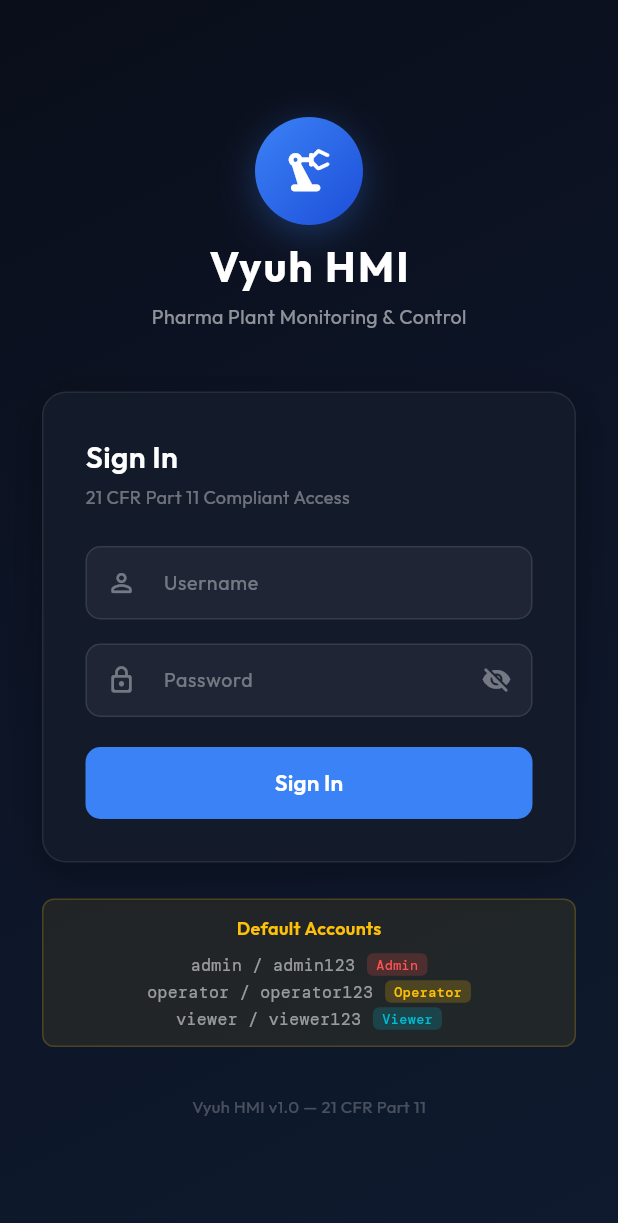
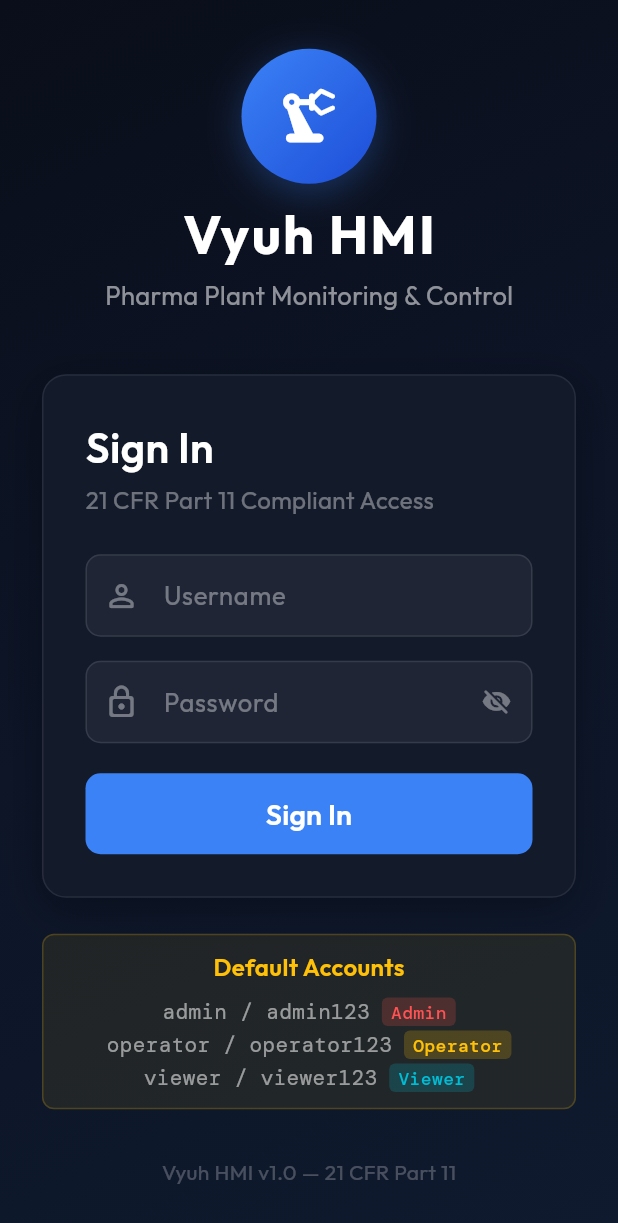
Before and after one commit to YEDASAVG/vyuh_hmi, a Flutter app: the screen it shows after launch, after a tap on "Skip", on a phone screen of 412 x 824 dp. Shown: the top 1223 px of the screen. Run offline on Flutter 3.47's test engine with Material 3 defaults, Android fonts, the phone set to English and light mode, and no system bars; our stand-ins replace fl_chart, flutter_mobx, google_fonts, mobx, shared_preferences; accounts and stored records are empty; generated files the repository leaves out were written again.

Commit message:
enhance font sizes and padding across multiple screens for improved UI readability

```diff
--- a/app/lib/screens/login_screen.dart
+++ b/app/lib/screens/login_screen.dart
@@ -163,7 +163,7 @@ class _LoginScreenState extends State<LoginScreen>
                 Text(
                   'Pharma Plant Monitoring & Control',
                   style: GoogleFonts.outfit(
-                    fontSize: 15,
+                    fontSize: 19,
                     fontWeight: FontWeight.w400,
                     color: Colors.white54,
                   ),
@@ -201,11 +201,11 @@ class _LoginScreenState extends State<LoginScreen>
   Widget _featureLine(IconData icon, String text) {
     return Row(
       children: [
-        Icon(icon, size: 18, color: const Color(0xFF3B82F6).withValues(alpha: 0.7)),
+        Icon(icon, size: 22, color: const Color(0xFF3B82F6).withValues(alpha: 0.7)),
         const SizedBox(width: 10),
         Text(
           text,
-          style: GoogleFonts.outfit(fontSize: 14, color: Colors.white60),
+          style: GoogleFonts.outfit(fontSize: 18, color: Colors.white60),
         ),
       ],
     );
@@ -217,7 +217,7 @@ class _LoginScreenState extends State<LoginScreen>
         Text(
           'Vyuh HMI',
           style: GoogleFonts.outfit(
-            fontSize: 28,
+            fontSize: 36,
             fontWeight: FontWeight.w700,
             color: Colors.white,
             letterSpacing: 1.5,
@@ -227,7 +227,7 @@ class _LoginScreenState extends State<LoginScreen>
         Text(
           'Pharma Plant Monitoring & Control',
           style: GoogleFonts.outfit(
-            fontSize: 13,
+            fontSize: 17,
             fontWeight: FontWeight.w400,
             color: Colors.white54,
           ),
@@ -262,7 +262,7 @@ class _LoginScreenState extends State<LoginScreen>
             Text(
               'Sign In',
               style: GoogleFonts.outfit(
-                fontSize: 20,
+                fontSize: 28,
                 fontWeight: FontWeight.w600,
                 color: Colors.white,
               ),
@@ -271,7 +271,7 @@ class _LoginScreenState extends State<LoginScreen>
             Text(
               '21 CFR Part 11 Compliant Access',
               style: GoogleFonts.outfit(
-                fontSize: 12,
+                fontSize: 16,
                 color: Colors.white38,
               ),
             ),
@@ -323,13 +323,13 @@ class _LoginScreenState extends State<LoginScreen>
                 child: Row(
                   children: [
                     const Icon(Icons.error_outline,
-                        color: Colors.redAccent, size: 18),
+                        color: Colors.redAccent, size: 22),
                     const SizedBox(width: 8),
                     Expanded(
                       child: Text(
                         _error!,
                         style: GoogleFonts.outfit(
-                          fontSize: 13,
+                          fontSize: 16,
                           color: Colors.redAccent,
                         ),
                       ),
@@ -338,7 +338,7 @@ class _LoginScreenState extends State<LoginScreen>
                 ),
               ),
             SizedBox(
-              height: 48,
+              height: 54,
               child: ElevatedButton(
                 onPressed: _isLoading ? null : _handleLogin,
                 style: ElevatedButton.styleFrom(
@@ -361,7 +361,7 @@ class _LoginScreenState extends State<LoginScreen>
                     : Text(
                         'Sign In',
                         style: GoogleFonts.outfit(
-                          fontSize: 15,
+                          fontSize: 19,
                           fontWeight: FontWeight.w600,
                         ),
                       ),
@@ -388,7 +388,7 @@ class _LoginScreenState extends State<LoginScreen>
           Text(
             'Default Accounts',
             style: GoogleFonts.outfit(
-              fontSize: 12,
+              fontSize: 16,
               fontWeight: FontWeight.w600,
               color: Colors.amber,
             ),
@@ -406,7 +406,7 @@ class _LoginScreenState extends State<LoginScreen>
     return Text(
       'Vyuh HMI v1.0 — 21 CFR Part 11',
       style: GoogleFonts.outfit(
-        fontSize: 11,
+        fontSize: 14,
         color: Colors.white24,
       ),
     );
@@ -414,8 +414,8 @@ class _LoginScreenState extends State<LoginScreen>
 
   Widget _buildLogo(ThemeData theme) {
     return Container(
-      width: 72,
-      height: 72,
+      width: 90,
+      height: 90,
       decoration: BoxDecoration(
         shape: BoxShape.circle,
         gradient: const LinearGradient(
@@ -434,7 +434,7 @@ class _LoginScreenState extends State<LoginScreen>
       child: const Icon(
         Icons.precision_manufacturing_rounded,
         color: Colors.white,
-        size: 36,
+        size: 46,
       ),
     );
   }
@@ -454,16 +454,16 @@ class _LoginScreenState extends State<LoginScreen>
       validator: validator,
       onFieldSubmitted: onFieldSubmitted,
       style: GoogleFonts.outfit(
-        fontSize: 14,
+        fontSize: 18,
         color: Colors.white,
       ),
       decoration: InputDecoration(
         labelText: label,
         labelStyle: GoogleFonts.outfit(
-          fontSize: 13,
+          fontSize: 17,
           color: Colors.white38,
         ),
-        prefixIcon: Icon(icon, color: Colors.white38, size: 20),
+        prefixIcon: Icon(icon, color: Colors.white38, size: 24),
         suffixIcon: suffix,
         filled: true,
         fillColor: Colors.white.withValues(alpha: 0.05),
@@ -507,7 +507,7 @@ class _LoginScreenState extends State<LoginScreen>
           Text(
             '$user / $pass',
             style: GoogleFonts.dmMono(
-              fontSize: 11,
+              fontSize: 14,
               color: Colors.white54,
             ),
           ),
@@ -521,7 +521,7 @@ class _LoginScreenState extends State<LoginScreen>
             child: Text(
               role,
               style: GoogleFonts.dmMono(
-                fontSize: 9,
+                fontSize: 12,
                 fontWeight: FontWeight.w500,
                 color: _roleColor(role),
               ),
--- a/app/lib/widgets/line_chart_widget.dart
+++ b/app/lib/widgets/line_chart_widget.dart
@@ -108,7 +108,7 @@ class LiveLineChart extends StatelessWidget {
                   leftTitles: AxisTitles(
                     sideTitles: SideTitles(
                       showTitles: true,
-                      reservedSize: 60,
+                      reservedSize: 70,
                       interval: (maxY - minY) / 4,
                       getTitlesWidget: (value, meta) {
                         if (value == meta.max || value == meta.min) {
@@ -119,8 +119,8 @@ class LiveLineChart extends StatelessWidget {
                           child: Text(
                             value.toStringAsFixed(value.abs() < 10 ? 1 : 0),
                             style: GoogleFonts.dmMono(
-                              fontSize: 14,
-                              color: HmiColors.textMuted,
+                              fontSize: 18,
+                              color: Colors.white70,
                             ),
                           ),
                         );
```
Also changed, not shown: app/lib/main.dart (+5 -5 lines), app/lib/screens/dashboard_screen.dart (+10 -10 lines), app/lib/screens/history_screen.dart (+7 -7 lines), app/lib/screens/plc_detail_screen.dart (+4 -4 lines).
